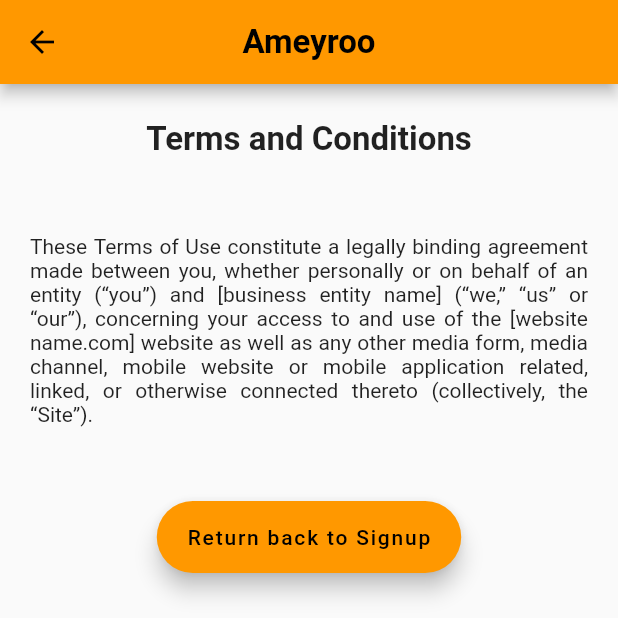
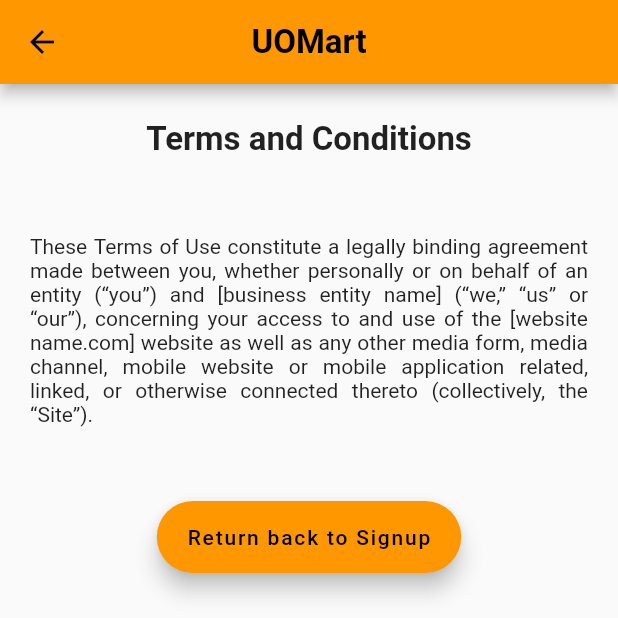
Before and after one commit to ranjan98/CSI5112ProjectG12, a Flutter app: the TermsConditions screen opened directly, on a phone screen of 412 x 824 dp, the top half of it. Run offline on Flutter 3.47's test engine with Material 2 defaults, Android fonts, the phone set to English and light mode, and no system bars; our stand-ins replace carousel_slider, pdf, printing; network calls fail; key blocks and very long unbroken strings in the code were emptied for the run.

Commit message:
Update termsconditions.dart

```diff
--- a/frontend/lib/screens/termsandconditions/termsconditions.dart
+++ b/frontend/lib/screens/termsandconditions/termsconditions.dart
@@ -17,7 +17,7 @@
   Widget build(BuildContext context) {
     return Scaffold(
       appBar: AppBar(
-        title: const Text('Ameyroo',
+        title: const Text('UOMart',
             style: TextStyle(
               fontSize: 22,
               fontWeight: FontWeight.bold,
@@ -55,8 +55,7 @@
               FloatingActionButton.extended(
                 label: const Text('Return back to Signup'),
                 onPressed: () {
-                  Navigator.push(context,
-                      MaterialPageRoute(builder: (context) => const SignUp()));
+                  Navigator.pop(context);
                 },
               ),
             ],
```
